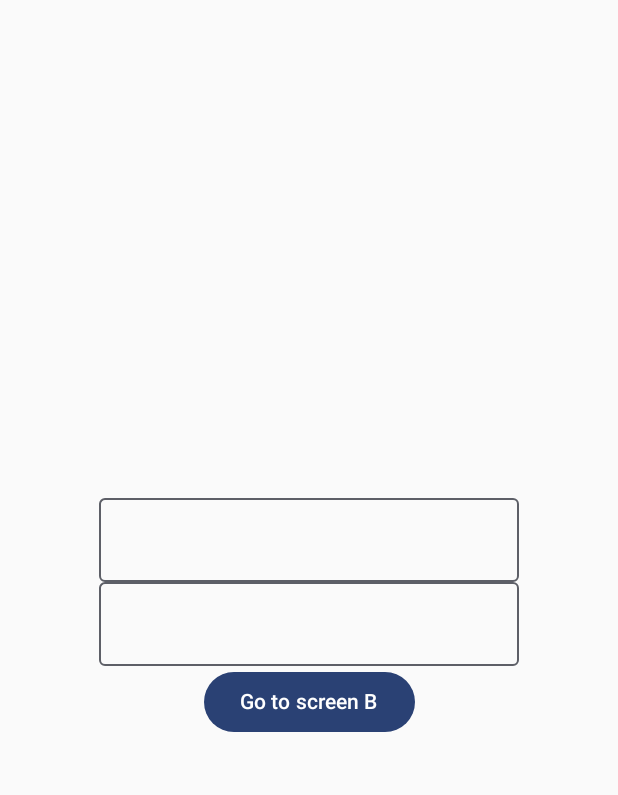
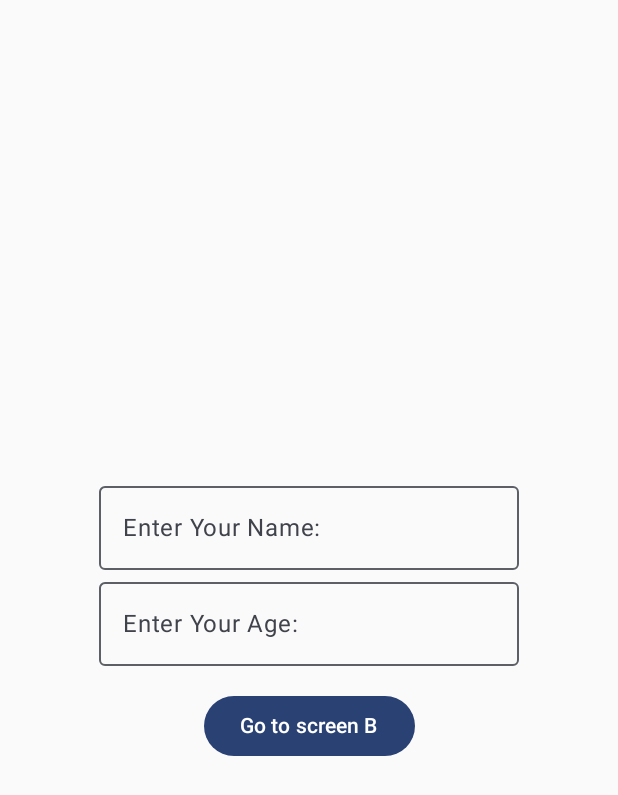
Before and after one commit to mirmohsin0001/android-navigation-new, an Android app built with Jetpack Compose: the screen it shows after launch (MainActivity), on a phone screen of 412 x 824 dp. Shown: the top 795 px of the screen. Run offline under Robolectric (Android 15) with nearby library versions, the phone set to English and light mode, and no system bars.

Commit message:
added field labels and a navigation button on screen B

```diff
--- a/app/src/main/java/com/plcoding/typesafecomposenavigation/MainActivity.kt
+++ b/app/src/main/java/com/plcoding/typesafecomposenavigation/MainActivity.kt
@@ -7,8 +7,11 @@ import androidx.activity.enableEdgeToEdge
 import androidx.compose.foundation.layout.Arrangement
 import androidx.compose.foundation.layout.Box
 import androidx.compose.foundation.layout.Column
+import androidx.compose.foundation.layout.Spacer
 import androidx.compose.foundation.layout.fillMaxSize
+import androidx.compose.foundation.layout.height
 import androidx.compose.foundation.layout.padding
+import androidx.compose.foundation.text.KeyboardOptions
 import androidx.compose.material3.Button
 import androidx.compose.material3.OutlinedTextField
 import androidx.compose.material3.Scaffold
@@ -21,7 +24,9 @@ import androidx.compose.runtime.remember
 import androidx.compose.runtime.setValue
 import androidx.compose.ui.Alignment
 import androidx.compose.ui.Modifier
+import androidx.compose.ui.text.input.KeyboardType
 import androidx.compose.ui.tooling.preview.Preview
+import androidx.compose.ui.unit.dp
 import androidx.navigation.compose.NavHost
 import androidx.navigation.compose.composable
 import androidx.navigation.compose.rememberNavController
@@ -56,14 +61,24 @@ class MainActivity : ComponentActivity() {
                                     name = it
                                 },
                                 singleLine = true,
+                                label={
+                                    Text("Enter Your Name:")
+                                }
                             )
 
                             OutlinedTextField(
                                 value = age, onValueChange = {
                                     age = it
                                 },
-                                singleLine = true
+                                singleLine = true,
+                                label={
+                                    Text("Enter Your Age:")
+                                },
+                                keyboardOptions = KeyboardOptions(keyboardType = KeyboardType.Number),
+
                             )
+
+                            Spacer(modifier = Modifier.height(16.dp))
 
                             Button(onClick = {
                                 navController.navigate(
@@ -84,6 +99,16 @@ class MainActivity : ComponentActivity() {
                             horizontalAlignment = Alignment.CenterHorizontally
                         ) {
                             Text(text = "${args.name}, ${args.age} years old")
+                            Spacer(modifier = Modifier.height(16.dp))
+                            Button(
+                                onClick = {
+                                    navController.navigate(
+                                        ScreenA
+                                    )
+                                }
+                            ) {
+                                Text("Go to screen A")
+                            }
                         }
                     }
                 }
```
